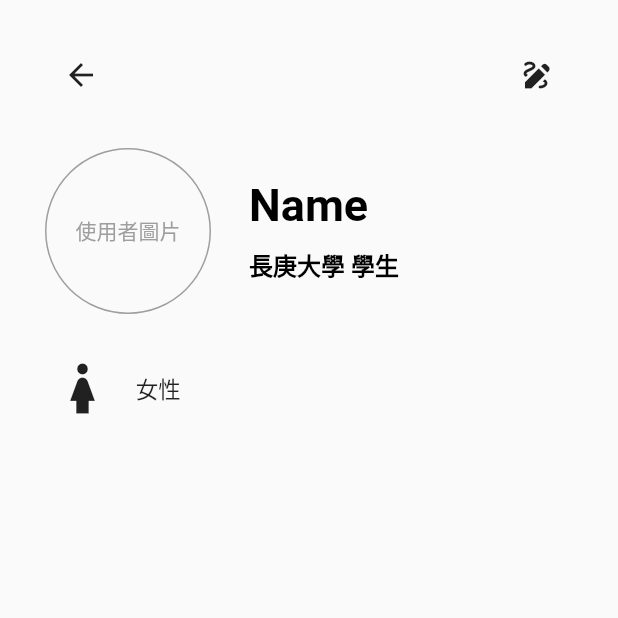
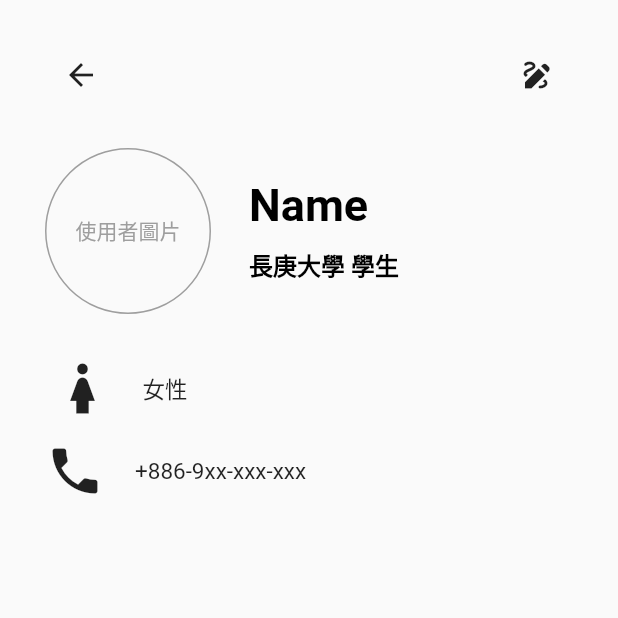
Before and after one commit to DraggyChen/pickup_flutter_app, a Flutter app: the Settings_page screen opened directly, on a phone screen of 412 x 824 dp, the top half of it. Run offline on Flutter 3.47's test engine with Material 2 defaults, Android fonts, the phone set to English and light mode, and no system bars; our stand-ins replace image_picker, mask_text_input_formatter.

Commit message:
設定：性別、電話 的Row

```diff
--- a/lib/view/settings/settings_page.dart
+++ b/lib/view/settings/settings_page.dart
@@ -89,30 +89,38 @@ class _Settings_pageState extends State<Settings_page> {
               ),
               SizedBox(height: 20),
               /* 性別、電話 */
-              Row(
+              Column(
                 children: [
-                  Expanded(
-                      child: Align(
-                          alignment: Alignment.centerLeft,
-                          child: Icon(
-                            Icons.girl,
-                            size: 50,
-                          ))),
-                  Expanded(
-                      child: Align(
-                    alignment: Alignment.center,
-                    child: Text(
+                  Row(
+                    children: [
+                      Icon(
+                        Icons.girl,
+                        size: 50,
+                      ),
+                      SizedBox(width: 15),  // 使用 SizedBox 來添加距離
+                      Text(
                         "女性",
-                      style: TextStyle(fontSize: 15),
-                    ),
-                  )),
-                  Expanded(child: SizedBox(height: 20)),
-                  Expanded(child: SizedBox(height: 20)),
-                  Expanded(child: SizedBox(height: 20)),
-                  Expanded(child: SizedBox(height: 20)),
-                  Expanded(child: SizedBox(height: 20)),
+                        style: TextStyle(fontSize: 15),
+                      ),
+                    ],
+                  ),
+                  SizedBox(height: 10), // 調整為所需的間距
+                  Row(
+                    children: [
+                      Icon(
+                        Icons.phone,
+                        size: 40,
+                      ),
+                      SizedBox(width: 20),  // 使用 SizedBox 來添加距離
+                      Text(
+                        "+886-9xx-xxx-xxx",
+                        style: TextStyle(fontSize: 15),
+                      ),
+                    ],
+                  ),
                 ],
               )
+
             ],
           ),
         ),
```
